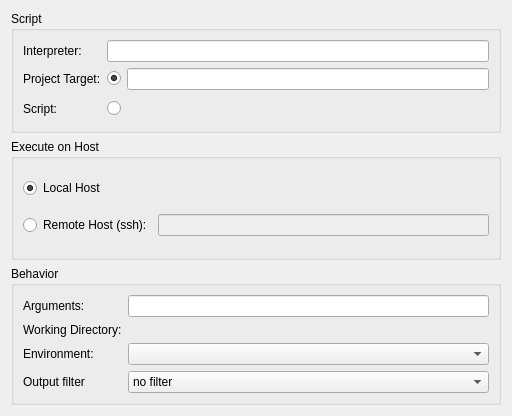
This is plugins/executescript/scriptappconfig.ui in KDE/kdevelop as Qt 5 draws it before an edit. The edited form follows.
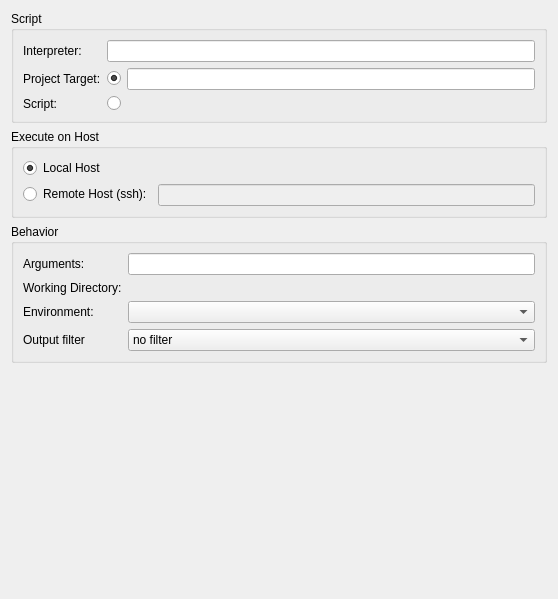
This is the edited form. Custom widgets are drawn as their Qt base class.

Commit message:
slightly fix layouting in the script app config UI file
Add some needed spacers, changed it to use the form layout

What changed in the file:
```diff
--- a/plugins/executescript/scriptappconfig.ui
+++ b/plugins/executescript/scriptappconfig.ui
@@ -6,8 +6,8 @@
    <rect>
     <x>0</x>
     <y>0</y>
-    <width>512</width>
-    <height>416</height>
+    <width>558</width>
+    <height>599</height>
    </rect>
   </property>
   <layout class="QVBoxLayout" name="verticalLayout">
@@ -16,30 +16,29 @@
      <property name="title">
       <string>Script</string>
      </property>
-     <layout class="QGridLayout" name="gridLayout">
-      <item row="2" column="1">
-       <layout class="QHBoxLayout" name="horizontalLayout">
-        <item>
-         <widget class="QRadioButton" name="executableRadio">
-          <property name="enabled">
-           <bool>true</bool>
-          </property>
+     <layout class="QFormLayout" name="formLayout_3">
+      <item row="0" column="0">
+       <widget class="QLabel" name="label_7">
           <property name="text">
-           <string/>
-          </property>
-         </widget>
-        </item>
-        <item>
-         <widget class="KUrlRequester" name="executablePath">
-          <property name="enabled">
-           <bool>false</bool>
-          </property>
-          <property name="clickMessage">
-           <string>Enter the absolute path to a script file</string>
-          </property>
-         </widget>
-        </item>
-       </layout>
+         <string>Interpreter:</string>
+        </property>
+        <property name="buddy">
+         <cstring>interpreter</cstring>
+        </property>
+       </widget>
+      </item>
+      <item row="0" column="1">
+       <widget class="KLineEdit" name="interpreter"/>
+      </item>
+      <item row="1" column="0">
+       <widget class="QLabel" name="label">
+        <property name="text">
+         <string>Project Target:</string>
+        </property>
+        <property name="buddy">
+         <cstring>projectTargetRadio</cstring>
+        </property>
+       </widget>
       </item>
       <item row="1" column="1">
        <layout class="QHBoxLayout" name="horizontalLayout_2">
@@ -72,39 +71,46 @@
         </property>
        </widget>
       </item>
-      <item row="1" column="0">
-       <widget class="QLabel" name="label">
+      <item row="2" column="1">
+       <layout class="QHBoxLayout" name="horizontalLayout">
+        <item>
+         <widget class="QRadioButton" name="executableRadio">
+          <property name="enabled">
+           <bool>true</bool>
+          </property>
         <property name="text">
-         <string>Project Target:</string>
-        </property>
-        <property name="buddy">
-         <cstring>projectTargetRadio</cstring>
-        </property>
-       </widget>
-      </item>
-      <item row="0" column="0">
-       <widget class="QLabel" name="label_7">
-        <property name="text">
-         <string>Interpreter:</string>
-        </property>
-        <property name="buddy">
-         <cstring>interpreter</cstring>
+           <string/>
+          </property>
+         </widget>
+        </item>
+        <item>
+         <widget class="KUrlRequester" name="executablePath">
+          <property name="enabled">
+           <bool>false</bool>
+          </property>
+          <property name="clickMessage">
+           <string>Enter the absolute path to a script file</string>
         </property>
        </widget>
       </item>
-      <item row="0" column="1">
-       <widget class="KLineEdit" name="interpreter"/>
+       </layout>
       </item>
      </layout>
     </widget>
    </item>
    <item>
     <widget class="QGroupBox" name="groupBox_3">
+     <property name="sizePolicy">
+      <sizepolicy hsizetype="Preferred" vsizetype="Fixed">
+       <horstretch>0</horstretch>
+       <verstretch>0</verstretch>
+      </sizepolicy>
+     </property>
      <property name="title">
       <string>Execute on Host</string>
      </property>
-     <layout class="QGridLayout" name="gridLayout_3">
-      <item row="0" column="0" colspan="2">
+     <layout class="QFormLayout" name="formLayout_2">
+      <item row="0" column="0">
        <widget class="QRadioButton" name="localHostRadio">
         <property name="text">
          <string>Local Host</string>
@@ -139,7 +145,7 @@
      <property name="title">
       <string>Behavior</string>
      </property>
-     <layout class="QGridLayout" name="gridLayout_2">
+     <layout class="QFormLayout" name="formLayout">
       <item row="0" column="0">
        <widget class="QLabel" name="label_3">
         <property name="text">
@@ -197,6 +203,13 @@
         </property>
        </widget>
       </item>
+      <item row="3" column="0">
+       <widget class="QLabel" name="label_6">
+        <property name="text">
+         <string>Output filter</string>
+        </property>
+       </widget>
+      </item>
       <item row="3" column="1">
        <widget class="QComboBox" name="outputFilteringMode">
         <property name="toolTip">
@@ -224,16 +237,22 @@
         </item>
        </widget>
       </item>
-      <item row="3" column="0">
-       <widget class="QLabel" name="label_6">
-        <property name="text">
-         <string>Output filter</string>
-        </property>
-       </widget>
-      </item>
      </layout>
     </widget>
    </item>
+   <item>
+    <spacer name="verticalSpacer">
+     <property name="orientation">
+      <enum>Qt::Vertical</enum>
+     </property>
+     <property name="sizeHint" stdset="0">
+      <size>
+       <width>20</width>
+       <height>40</height>
+      </size>
+     </property>
+    </spacer>
+   </item>
   </layout>
  </widget>
  <customwidgets>
```
Lines whose indentation alone changed are shown as unchanged.
